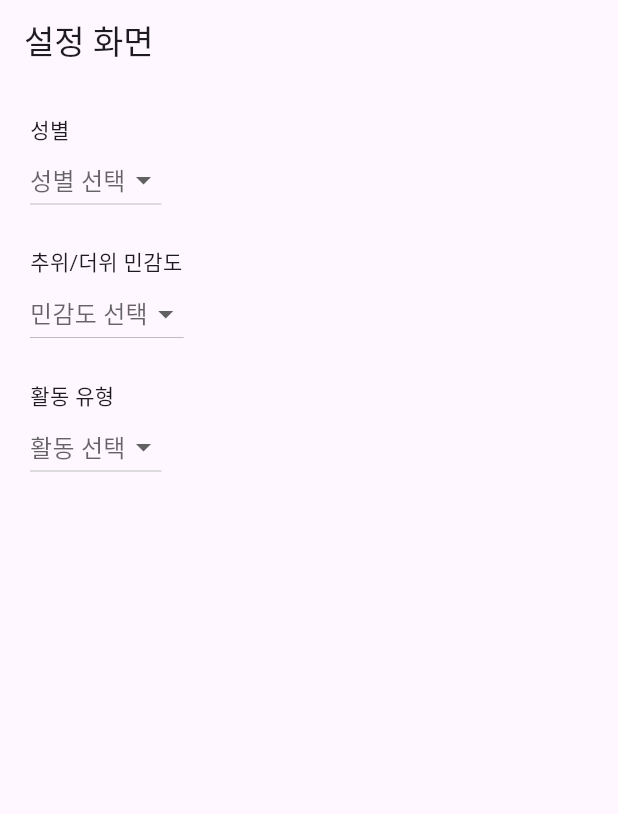
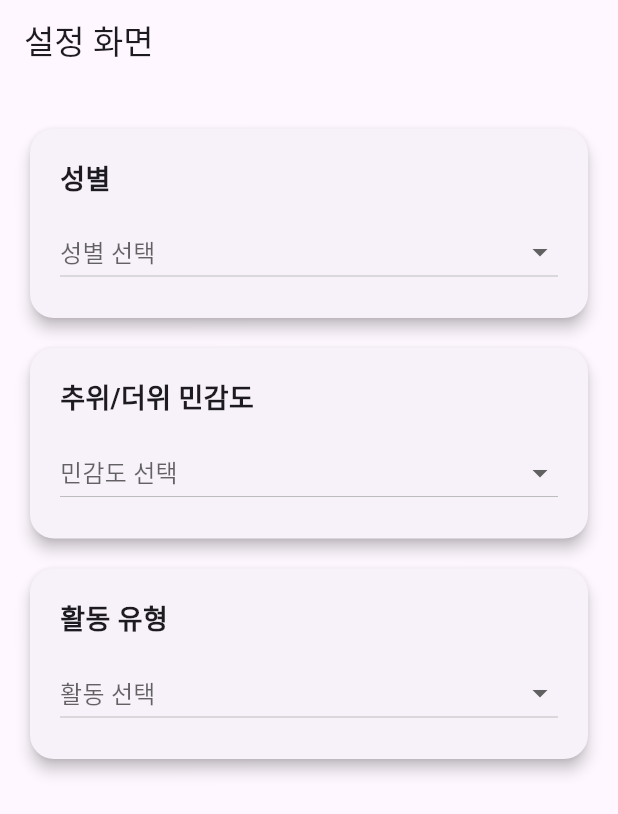
Before and after one commit to seouseong/what_to_wear, a Flutter app: the screen it shows after launch, on a phone screen of 412 x 824 dp. Shown: the top 814 px of the screen. Run offline on Flutter 3.47's test engine with Material 3 defaults, Android fonts, the phone set to English and light mode, and no system bars; our stand-ins replace shared_preferences.

Commit message:
[이동렬][2025.05.30.16:09][Card 위젯 기반 UI 리디자인]

```diff
--- a/lib/main.dart
+++ b/lib/main.dart
@@ -44,6 +44,25 @@
     prefs.setString(key, value);
   }
 
+  Widget _buildCard(String title, Widget dropdown) {
+    return Card(
+      shape: RoundedRectangleBorder(borderRadius: BorderRadius.circular(16)),
+      elevation: 4,
+      margin: const EdgeInsets.symmetric(vertical: 10),
+      child: Padding(
+        padding: const EdgeInsets.all(20.0),
+        child: Column(
+          crossAxisAlignment: CrossAxisAlignment.start,
+          children: [
+            Text(title, style: TextStyle(fontSize: 18, fontWeight: FontWeight.bold)),
+            const SizedBox(height: 12),
+            dropdown,
+          ],
+        ),
+      ),
+    );
+  }
+
   @override
   Widget build(BuildContext context) {
     return Scaffold(
@@ -53,12 +72,14 @@
       body: Padding(
         padding: const EdgeInsets.all(20.0),
         child: Column(
-          crossAxisAlignment: CrossAxisAlignment.start,
+          crossAxisAlignment: CrossAxisAlignment.stretch,
           children: [
-            Text("성별"),
+            _buildCard(
+              "성별",
               DropdownButton<String>(
                 value: gender,
                 hint: Text("성별 선택"),
+                isExpanded: true,
                 items: ["남", "여", "기타"].map((value) {
                   return DropdownMenuItem<String>(
                     value: value,
@@ -72,11 +93,13 @@
                   });
                 },
               ),
-            SizedBox(height: 20),
-            Text("추위/더위 민감도"),
+            ),
+            _buildCard(
+              "추위/더위 민감도",
               DropdownButton<String>(
                 value: sensitivity,
                 hint: Text("민감도 선택"),
+                isExpanded: true,
                 items: ["예민함", "보통", "둔함"].map((value) {
                   return DropdownMenuItem<String>(
                     value: value,
@@ -90,11 +113,13 @@
                   });
                 },
               ),
-            SizedBox(height: 20),
-            Text("활동 유형"),
+            ),
+            _buildCard(
+              "활동 유형",
               DropdownButton<String>(
                 value: activity,
                 hint: Text("활동 선택"),
+                isExpanded: true,
                 items: ["실내", "실외"].map((value) {
                   return DropdownMenuItem<String>(
                     value: value,
@@ -108,6 +133,7 @@
                   });
                 },
               ),
+            ),
           ],
         ),
       ),
```
Lines whose indentation alone changed are shown as unchanged.
